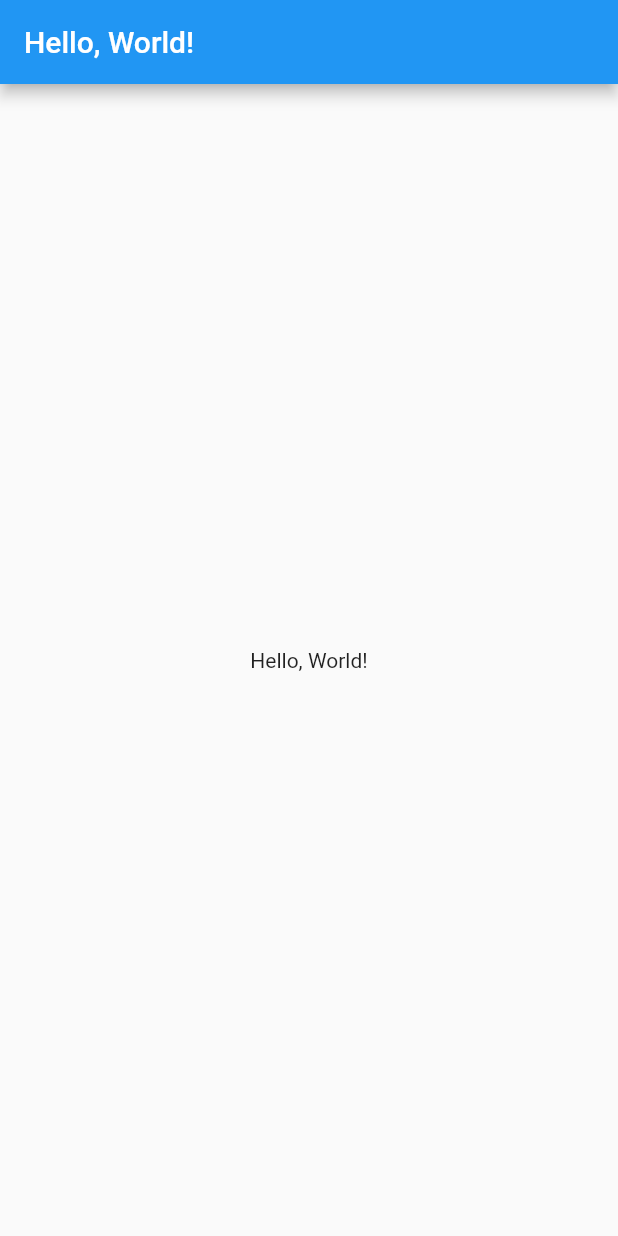
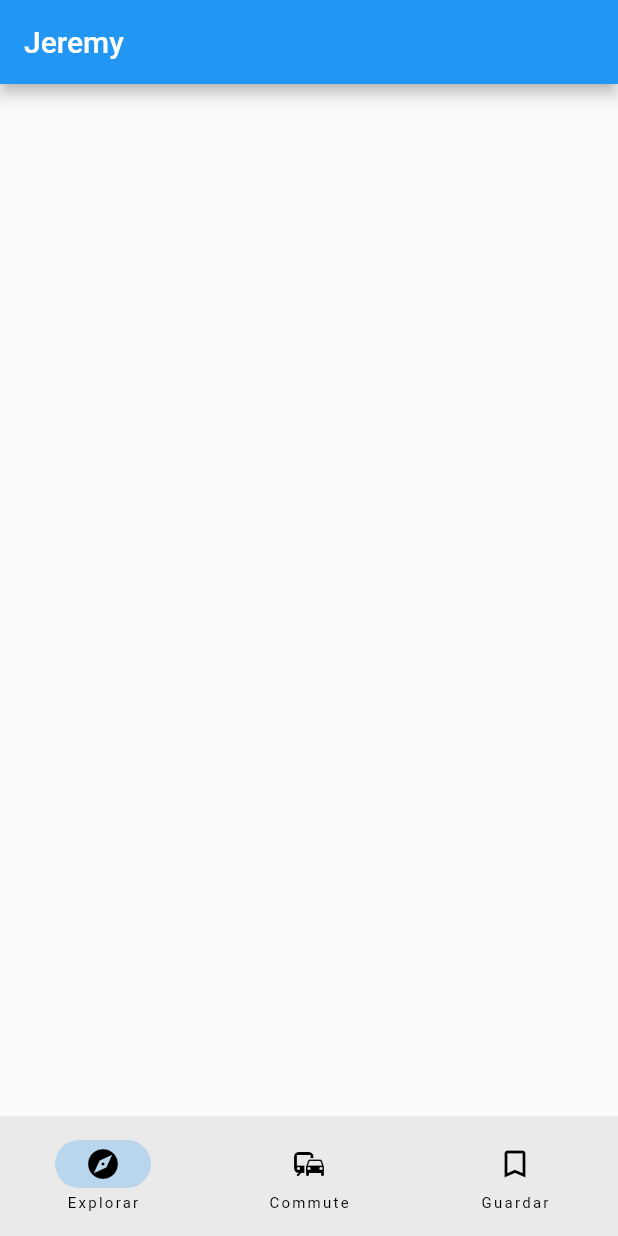
Before and after one commit to staverne/flutterperu, a Flutter app: the screen it shows after launch, after a tap on "Jeremy", on a phone screen of 412 x 824 dp. Run offline on Flutter 3.47's test engine with Material 2 defaults, Android fonts, the light colour scheme and no system bars; our stand-ins replace go_router.

Commit message:
Código de Jeremy

```diff
--- /dev/null
+++ b/lib/jeremypage.dart
@@ -0,0 +1,58 @@
+import 'package:flutter/material.dart';
+
+/// Flutter code sample for [NavigationBar].
+
+class JeremyPage extends StatelessWidget {
+  const JeremyPage({super.key});
+
+  @override
+  Widget build(BuildContext context) {
+    return const MaterialApp(home: NavigationExample());
+  }
+}
+
+class NavigationExample extends StatefulWidget {
+  const NavigationExample({super.key});
+
+  @override
+  State<NavigationExample> createState() => _NavigationExampleState();
+}
+
+class _NavigationExampleState extends State<NavigationExample> {
+  int currentPageIndex = 0;
+  NavigationDestinationLabelBehavior labelBehavior =
+      NavigationDestinationLabelBehavior.alwaysShow;
+
+  @override
+  Widget build(BuildContext context) {
+    return Scaffold(
+      appBar: AppBar(
+        title: Text('Jeremy'),
+      ),
+      bottomNavigationBar: NavigationBar(
+        labelBehavior: labelBehavior,
+        selectedIndex: currentPageIndex,
+        onDestinationSelected: (int index) {
+          setState(() {
+            currentPageIndex = index;
+          });
+        },
+        destinations: const <Widget>[
+          NavigationDestination(
+            icon: Icon(Icons.explore),
+            label: 'Explorar',
+          ),
+          NavigationDestination(
+            icon: Icon(Icons.commute),
+            label: 'Commute',
+          ),
+          NavigationDestination(
+            selectedIcon: Icon(Icons.bookmark),
+            icon: Icon(Icons.bookmark_border),
+            label: 'Guardar',
+          ),
+        ],
+      ),
+    );
+  }
+}
--- a/lib/routes.dart
+++ b/lib/routes.dart
@@ -2,6 +2,7 @@ import 'package:flutter/material.dart';
 import 'package:go_router/go_router.dart';
 import 'package:flutterperu/main.dart';
 import 'package:flutterperu/test.dart';
+import 'jeremypage.dart';
 
 class RouteConstants {
   static const String homeRouteName = '/home/';
@@ -35,7 +36,7 @@ class MyRouter {
           name: RouteConstants.jeremyRouteName,
           path: '/jeremy',
           pageBuilder: (context, state) {
-            return MaterialPage(child: TestPage());
+            return MaterialPage(child: JeremyPage());
           },
         ),
         GoRoute(
```
